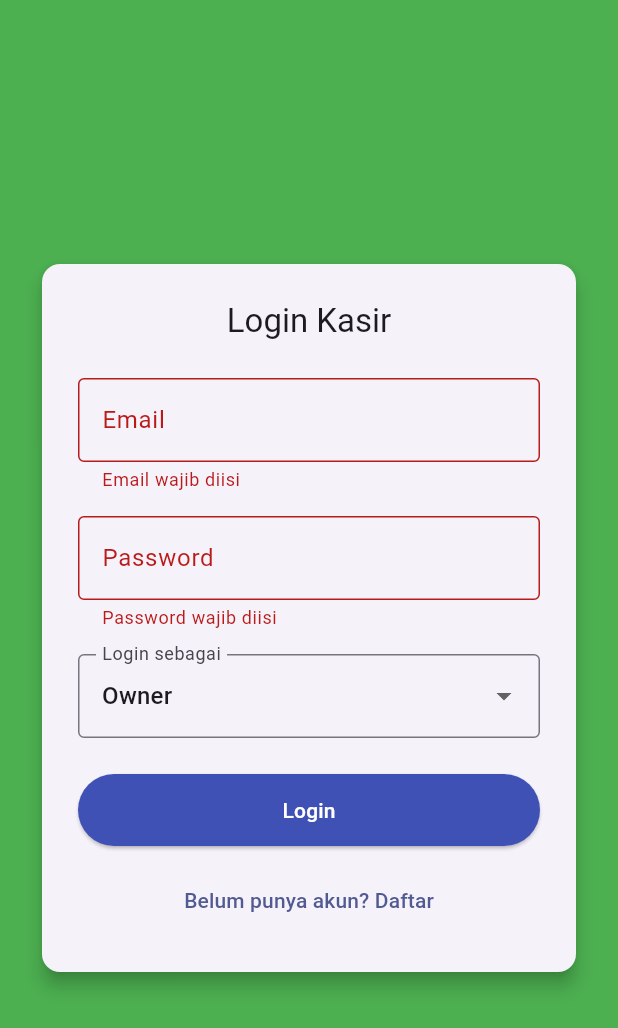
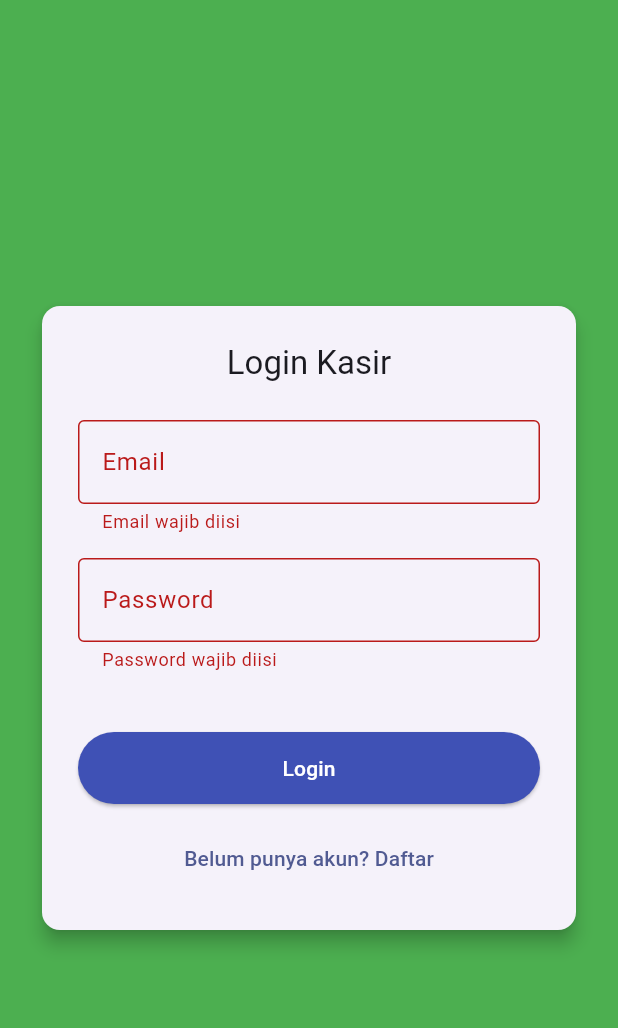
Before and after one commit to mulyatma/cashier_app, a Flutter app: the screen it shows after launch, after a tap on "Login", on a phone screen of 412 x 824 dp. Shown: the top 1028 px of the screen. Run offline on Flutter 3.47's test engine with Material 3 defaults, Android fonts, the phone set to English and light mode, and no system bars; our stand-ins replace image_picker, share_plus, shared_preferences; missing offline and left inert: blue_thermal_printer; network calls fail.

Commit message:
remove login as

```diff
--- a/lib/pages/history_page.dart
+++ b/lib/pages/history_page.dart
@@ -149,7 +149,7 @@ class _HistoryPageState extends State<HistoryPage> {
                 Navigator.pushReplacementNamed(context, '/transactions');
               },
             ),
-            if (_userRole == 'Owner') ...[
+            if (_userRole == 'owner') ...[
               ListTile(
                 leading: const Icon(Icons.menu_book),
                 title: const Text('Menu'),
--- a/lib/pages/home_page.dart
+++ b/lib/pages/home_page.dart
@@ -171,7 +171,7 @@ class _HomePageState extends State<HomePage> {
               },
             ),
 
-            if (_userRole == 'Owner') ...[
+            if (_userRole == 'owner') ...[
               ListTile(
                 leading: const Icon(Icons.menu_book),
                 title: const Text('Menu'),
@@ -440,7 +440,7 @@ class _HomePageState extends State<HomePage> {
                                   ),
                                 ),
 
-                                if (_userRole == 'Owner') ...[
+                                if (_userRole == 'owner') ...[
                                   TextButton(
                                     onPressed: () {
                                       Navigator.pushNamed(context, '/menus');
--- a/lib/pages/login_page.dart
+++ b/lib/pages/login_page.dart
@@ -17,13 +17,8 @@ class _LoginPageState extends State<LoginPage> {
   final TextEditingController _passwordController = TextEditingController();
   bool _isLoading = false;
 
-  String _selectedRole = 'Owner'; // Default selected role
-
-  // Endpoint owner dan karyawan
   final String ownerLoginUrl =
       'https://be-aplikasi-kasir.vercel.app/api/auth/login';
-  final String employeeLoginUrl =
-      'https://be-aplikasi-kasir.vercel.app/api/auth/login-employee';
 
   Future<void> _login() async {
     if (_formKey.currentState!.validate()) {
@@ -32,22 +27,9 @@ class _LoginPageState extends State<LoginPage> {
       final email = _emailController.text.trim();
       final password = _passwordController.text;
 
-      // Pilih endpoint sesuai role
-      final endpoint = _selectedRole == 'Owner'
-          ? ownerLoginUrl
-          : employeeLoginUrl;
-
-      if (endpoint.isEmpty) {
-        ScaffoldMessenger.of(context).showSnackBar(
-          const SnackBar(content: Text('Endpoint login karyawan belum diatur')),
-        );
-        setState(() => _isLoading = false);
-        return;
-      }
-
       try {
         final response = await http.post(
-          Uri.parse(endpoint),
+          Uri.parse(ownerLoginUrl),
           headers: {'Content-Type': 'application/json'},
           body: jsonEncode({'identifier': email, 'password': password}),
         );
@@ -57,21 +39,18 @@ class _LoginPageState extends State<LoginPage> {
         if (response.statusCode == 200 && data['token'] != null) {
           final prefs = await SharedPreferences.getInstance();
           await prefs.setString('token', data['token']);
+          await prefs.setString('Role', data['user']['role']);
 
-          // Simpan email atau name tergantung role
-          if (_selectedRole == 'Owner') {
-            await prefs.setString('userEmail', data['user']['email']);
-            await prefs.setString('Role', 'Owner');
-          } else {
-            await prefs.setString('userEmail', data['employee']['email']);
-            await prefs.setString('Role', 'Employee');
-          }
+          final storedRole = prefs.getString('role');
+          final storedOwnerId = prefs.getString('ownerId');
+
+          print('Role tersimpan: $storedRole');
+          print('Owner ID tersimpan: $storedOwnerId');
 
           ScaffoldMessenger.of(context).showSnackBar(
             SnackBar(content: Text(data['message'] ?? 'Login berhasil')),
           );
 
-          print("Token disimpan, navigasi ke dashboard...");
           Navigator.pushReplacementNamed(context, '/dashboard');
         } else {
           ScaffoldMessenger.of(context).showSnackBar(
@@ -144,27 +123,6 @@ class _LoginPageState extends State<LoginPage> {
                     ),
                     const SizedBox(height: 16),
 
-                    DropdownButtonFormField<String>(
-                      value: _selectedRole,
-                      decoration: const InputDecoration(
-                        labelText: 'Login sebagai',
-                        border: OutlineInputBorder(),
-                      ),
-                      items: ['Owner', 'Karyawan']
-                          .map(
-                            (role) => DropdownMenuItem(
-                              value: role,
-                              child: Text(role),
-                            ),
-                          )
-                          .toList(),
-                      onChanged: (value) {
-                        setState(() {
-                          _selectedRole = value!;
-                        });
-                      },
-                    ),
-
                     const SizedBox(height: 24),
                     _isLoading
                         ? const CircularProgressIndicator()
--- a/lib/pages/transaction_page.dart
+++ b/lib/pages/transaction_page.dart
@@ -204,7 +204,7 @@ class _TransactionPageState extends State<TransactionPage> {
                 Navigator.pop(context);
               },
             ),
-            if (_userRole == 'Owner') ...[
+            if (_userRole == 'owner') ...[
               ListTile(
                 leading: const Icon(Icons.menu_book),
                 title: const Text('Menu'),
```
